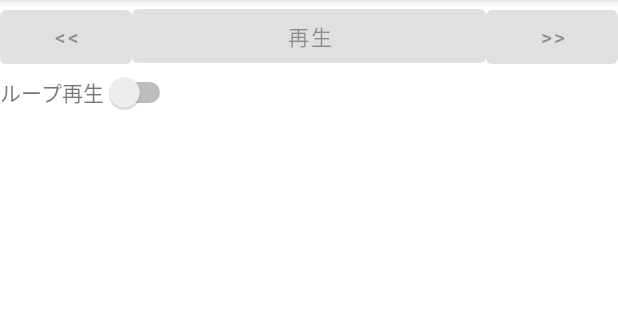
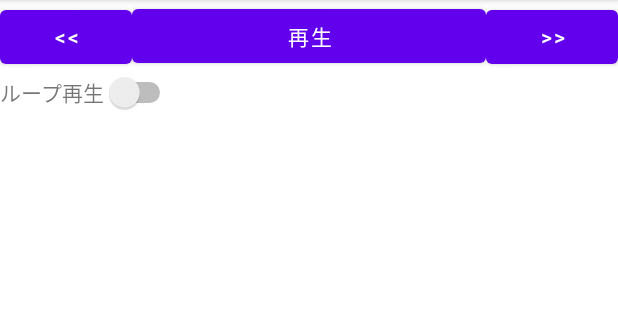
Before and after one commit to misaki-kawaguchi/MediaSample, an Android app: the screen it shows after launch (MainActivity), on a phone screen of 412 x 824 dp, the part 84-404 px from its top. Run offline under Robolectric (Android 15) with nearby library versions, the phone set to English and light mode, and no system bars; 1 statement that could not run was skipped.

Commit message:
[Add]プレーヤー再生準備が整った時のリスナクラスを追加

```diff
--- a/app/src/main/java/com/misakikawaguchi/mediasample/MainActivity.kt
+++ b/app/src/main/java/com/misakikawaguchi/mediasample/MainActivity.kt
@@ -5,6 +5,7 @@ import android.net.Uri
 import androidx.appcompat.app.AppCompatActivity
 import android.os.Bundle
 import android.util.Log
+import android.widget.Button
 import java.io.IOException
 
 class MainActivity : AppCompatActivity() {
@@ -46,4 +47,17 @@ class MainActivity : AppCompatActivity() {
             Log.e("MediaSample", "メディアプレーヤー準備時の例外発生", ex)
         }
     }
+
+    // プレーヤー再生準備が整った時のリスナクラス
+    private inner class PlayerPreparedListener : MediaPlayer.OnPreparedListener {
+        override fun onPrepared(mp: MediaPlayer) {
+            // 各ボタンをタップ可能に設定
+            val btPlay = findViewById<Button>(R.id.btPlay)
+            btPlay.isEnabled = true
+            val btBack = findViewById<Button>(R.id.btBack)
+            btBack.isEnabled = true
+            val btForward = findViewById<Button>(R.id.btForward)
+            btForward.isEnabled = true
+        }
+    }
 }
```
